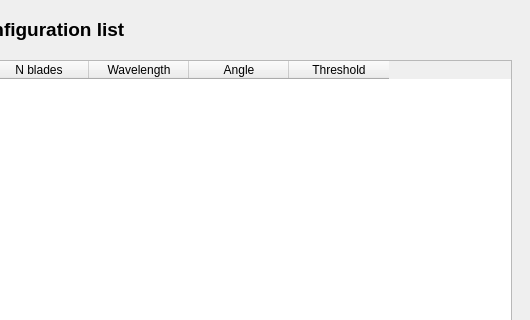
First picture: the form in efficiencyCalculator/efficiencyMainwindow2.ui, repository ess-dg/dg_efficiencyCalculator, before the edit; both pictures show x 130 to 660 and y 0 to 320 of the 660 by 600 pixel window.
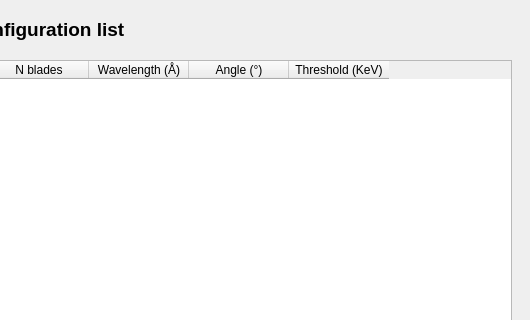
Second picture: the form after the edit.

Diff of the .ui file:
```diff
--- a/efficiencyCalculator/efficiencyMainwindow2.ui
+++ b/efficiencyCalculator/efficiencyMainwindow2.ui
@@ -65,17 +65,17 @@
            </column>
            <column>
             <property name="text">
-             <string>Wavelength</string>
+             <string>Wavelength (Å)</string>
             </property>
            </column>
            <column>
             <property name="text">
-             <string>Angle</string>
+             <string>Angle (°)</string>
             </property>
            </column>
            <column>
             <property name="text">
-             <string>Threshold</string>
+             <string>Threshold (KeV)</string>
             </property>
            </column>
           </widget>
```
